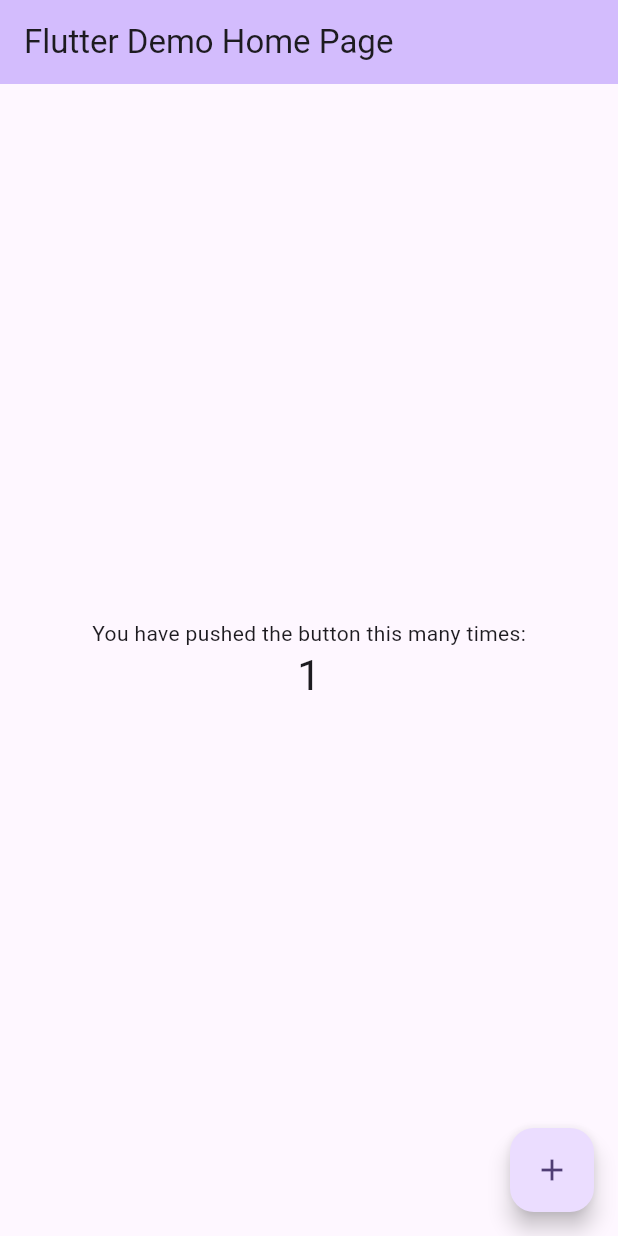
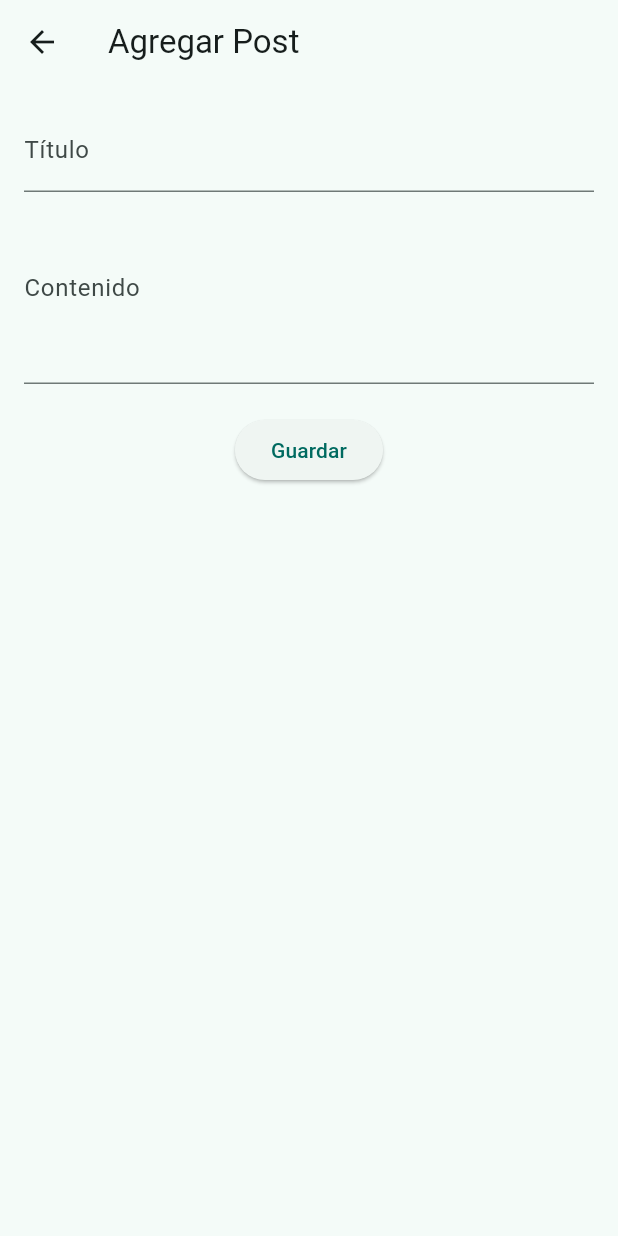
Before and after one commit to JepcDev/frontend_mobile_pt, a Flutter app: the screen it shows after launch, after a tap on the "add" icon, on a phone screen of 412 x 824 dp. Run offline on Flutter 3.47's test engine with Material 3 defaults, Android fonts, the light colour scheme and no system bars; network calls fail.

Commit message:
feat: add models, providers, screens, services, widgets to the app

```diff
--- a/lib/main.dart
+++ b/lib/main.dart
@@ -1,125 +1,24 @@
 import 'package:flutter/material.dart';
+import 'package:provider/provider.dart';
+import 'providers/post_provider.dart';
+import 'screens/post_list_screen.dart';
 
 void main() {
-  runApp(const MyApp());
+  runApp(MyApp());
 }
 
 class MyApp extends StatelessWidget {
   const MyApp({super.key});
 
-  // This widget is the root of your application.
   @override
   Widget build(BuildContext context) {
-    return MaterialApp(
-      title: 'Flutter Demo',
-      theme: ThemeData(
-        // This is the theme of your application.
-        //
-        // TRY THIS: Try running your application with "flutter run". You'll see
-        // the application has a purple toolbar. Then, without quitting the app,
-        // try changing the seedColor in the colorScheme below to Colors.green
-        // and then invoke "hot reload" (save your changes or press the "hot
-        // reload" button in a Flutter-supported IDE, or press "r" if you used
-        // the command line to start the app).
-        //
-        // Notice that the counter didn't reset back to zero; the application
-        // state is not lost during the reload. To reset the state, use hot
-        // restart instead.
-        //
-        // This works for code too, not just values: Most code changes can be
-        // tested with just a hot reload.
-        colorScheme: ColorScheme.fromSeed(seedColor: Colors.deepPurple),
-        useMaterial3: true,
+    return ChangeNotifierProvider(
+      create: (_) => PostProvider()..fetchPosts(),
+      child: MaterialApp(
+        title: 'Flutter Posts App',
+        theme: ThemeData(useMaterial3: true, colorSchemeSeed: Colors.teal),
+        home: PostListScreen(),
       ),
-      home: const MyHomePage(title: 'Flutter Demo Home Page'),
     );
   }
 }
-
-class MyHomePage extends StatefulWidget {
-  const MyHomePage({super.key, required this.title});
-
-  // This widget is the home page of your application. It is stateful, meaning
-  // that it has a State object (defined below) that contains fields that affect
-  // how it looks.
-
-  // This class is the configuration for the state. It holds the values (in this
-  // case the title) provided by the parent (in this case the App widget) and
-  // used by the build method of the State. Fields in a Widget subclass are
-  // always marked "final".
-
-  final String title;
-
-  @override
-  State<MyHomePage> createState() => _MyHomePageState();
-}
-
-class _MyHomePageState extends State<MyHomePage> {
-  int _counter = 0;
-
-  void _incrementCounter() {
-    setState(() {
-      // This call to setState tells the Flutter framework that something has
-      // changed in this State, which causes it to rerun the build method below
-      // so that the display can reflect the updated values. If we changed
-      // _counter without calling setState(), then the build method would not be
-      // called again, and so nothing would appear to happen.
-      _counter++;
-    });
-  }
-
-  @override
-  Widget build(BuildContext context) {
-    // This method is rerun every time setState is called, for instance as done
-    // by the _incrementCounter method above.
-    //
-    // The Flutter framework has been optimized to make rerunning build methods
-    // fast, so that you can just rebuild anything that needs updating rather
-    // than having to individually change instances of widgets.
-    return Scaffold(
-      appBar: AppBar(
-        // TRY THIS: Try changing the color here to a specific color (to
-        // Colors.amber, perhaps?) and trigger a hot reload to see the AppBar
-        // change color while the other colors stay the same.
-        backgroundColor: Theme.of(context).colorScheme.inversePrimary,
-        // Here we take the value from the MyHomePage object that was created by
-        // the App.build method, and use it to set our appbar title.
-        title: Text(widget.title),
-      ),
-      body: Center(
-        // Center is a layout widget. It takes a single child and positions it
-        // in the middle of the parent.
-        child: Column(
-          // Column is also a layout widget. It takes a list of children and
-          // arranges them vertically. By default, it sizes itself to fit its
-          // children horizontally, and tries to be as tall as its parent.
-          //
-          // Column has various properties to control how it sizes itself and
-          // how it positions its children. Here we use mainAxisAlignment to
-          // center the children vertically; the main axis here is the vertical
-          // axis because Columns are vertical (the cross axis would be
-          // horizontal).
-          //
-          // TRY THIS: Invoke "debug painting" (choose the "Toggle Debug Paint"
-          // action in the IDE, or press "p" in the console), to see the
-          // wireframe for each widget.
-          mainAxisAlignment: MainAxisAlignment.center,
-          children: <Widget>[
-            const Text(
-              'You have pushed the button this many times:',
-            ),
-            Text(
-              '$_counter',
-              style: Theme.of(context).textTheme.headlineMedium,
-            ),
-          ],
-        ),
-      ),
-      floatingActionButton: FloatingActionButton(
-        onPressed: _incrementCounter,
-        tooltip: 'Increment',
-        child: const Icon(Icons.add),
-      ), // This trailing comma makes auto-formatting nicer for build methods.
-    );
-  }
-}
--- /dev/null
+++ b/lib/models/post.dart
@@ -0,0 +1,27 @@
+class Post {
+  final int userId;
+  final int id;
+  final String title;
+  final String body;
+
+  Post(
+      {required this.userId,
+      required this.id,
+      required this.title,
+      required this.body});
+
+  factory Post.fromJson(Map<String, dynamic> json) {
+    return Post(
+      userId: json['userId'] ?? 1,
+      id: json['id'] ?? 0,
+      title: json['title'],
+      body: json['body'],
+    );
+  }
+
+  Map<String, dynamic> toJson() => {
+        'userId': userId,
+        'title': title,
+        'body': body,
+      };
+}
--- /dev/null
+++ b/lib/providers/post_provider.dart
@@ -0,0 +1,24 @@
+import 'package:flutter/material.dart';
+import '../models/post.dart';
+import '../services/api_service.dart';
+
+class PostProvider extends ChangeNotifier {
+  List<Post> _posts = [];
+  bool isLoading = false;
+
+  List<Post> get posts => _posts;
+
+  Future<void> fetchPosts() async {
+    isLoading = true;
+    notifyListeners();
+    _posts = await ApiService.getPosts();
+    isLoading = false;
+    notifyListeners();
+  }
+
+  Future<void> addPost(Post post) async {
+    final newPost = await ApiService.addPost(post);
+    _posts.insert(0, newPost);
+    notifyListeners();
+  }
+}
--- /dev/null
+++ b/lib/screens/add_post_screen.dart
@@ -0,0 +1,59 @@
+import 'package:flutter/material.dart';
+import 'package:provider/provider.dart';
+import '../models/post.dart';
+import '../providers/post_provider.dart';
+
+class AddPostScreen extends StatefulWidget {
+  const AddPostScreen({super.key});
+
+  @override
+  AddPostScreenState createState() {
+    return AddPostScreenState();
+  }
+}
+
+class AddPostScreenState extends State<AddPostScreen> {
+  final _formKey = GlobalKey<FormState>();
+  final _titleController = TextEditingController();
+  final _bodyController = TextEditingController();
+
+  void _submit() {
+    if (_formKey.currentState!.validate()) {
+      final newPost = Post(
+          userId: 1,
+          id: 0,
+          title: _titleController.text,
+          body: _bodyController.text);
+      Provider.of<PostProvider>(context, listen: false).addPost(newPost);
+      Navigator.pop(context);
+    }
+  }
+
+  @override
+  Widget build(BuildContext context) {
+    return Scaffold(
+      appBar: AppBar(title: Text('Agregar Post')),
+      body: Padding(
+        padding: EdgeInsets.all(16),
+        child: Form(
+          key: _formKey,
+          child: Column(children: [
+            TextFormField(
+              controller: _titleController,
+              decoration: InputDecoration(labelText: 'Título'),
+              validator: (value) => value!.isEmpty ? 'Campo requerido' : null,
+            ),
+            TextFormField(
+              controller: _bodyController,
+              decoration: InputDecoration(labelText: 'Contenido'),
+              validator: (value) => value!.isEmpty ? 'Campo requerido' : null,
+              maxLines: 4,
+            ),
+            SizedBox(height: 20),
+            ElevatedButton(onPressed: _submit, child: Text('Guardar'))
+          ]),
+        ),
+      ),
+    );
+  }
+}
--- /dev/null
+++ b/lib/screens/post_list_screen.dart
@@ -0,0 +1,44 @@
+import 'package:flutter/material.dart';
+import 'package:provider/provider.dart';
+import '../providers/post_provider.dart';
+import '../screens/add_post_screen.dart';
+import '../screens/comments_screen.dart';
+import '../widgets/post_tile.dart';
+
+class PostListScreen extends StatelessWidget {
+  const PostListScreen({super.key});
+
+  @override
+  Widget build(BuildContext context) {
+    final provider = Provider.of<PostProvider>(context);
+    return Scaffold(
+      appBar: AppBar(title: Text('Lista de Posts')),
+      body: provider.isLoading
+          ? Center(child: CircularProgressIndicator())
+          : ListView.builder(
+              itemCount: provider.posts.length,
+              itemBuilder: (context, index) {
+                final post = provider.posts[index];
+                return PostTile(
+                  post: post,
+                  onCommentsTap: () {
+                    Navigator.push(
+                      context,
+                      MaterialPageRoute(
+                        builder: (_) => CommentsScreen(postId: post.id),
+                      ),
+                    );
+                  },
+                );
+              },
+            ),
+      floatingActionButton: FloatingActionButton(
+        child: Icon(Icons.add),
+        onPressed: () => Navigator.push(
+          context,
+          MaterialPageRoute(builder: (_) => AddPostScreen()),
+        ),
+      ),
+    );
+  }
+}
--- /dev/null
+++ b/lib/services/api_service.dart
@@ -0,0 +1,44 @@
+import 'dart:convert';
+import 'package:http/http.dart' as http;
+import '../models/post.dart';
+import '../models/comment.dart';
+
+class ApiService {
+  static const String baseUrl = 'https://jsonplaceholder.typicode.com';
+
+  static Future<List<Post>> getPosts() async {
+    final response = await http.get(Uri.parse('$baseUrl/posts'));
+    if (response.statusCode == 200) {
+      return (json.decode(response.body) as List)
+          .map((e) => Post.fromJson(e))
+          .toList();
+    } else {
+      throw Exception('Error al cargar posts');
+    }
+  }
+
+  static Future<List<Comment>> getComments(int postId) async {
+    final response =
+        await http.get(Uri.parse('$baseUrl/comments?postId=$postId'));
+    if (response.statusCode == 200) {
+      return (json.decode(response.body) as List)
+          .map((e) => Comment.fromJson(e))
+          .toList();
+    } else {
+      throw Exception('Error al cargar comentarios');
+    }
+  }
+
+  static Future<Post> addPost(Post post) async {
+    final response = await http.post(
+      Uri.parse('$baseUrl/posts'),
+      headers: {'Content-Type': 'application/json; charset=UTF-8'},
+      body: json.encode(post.toJson()),
+    );
+    if (response.statusCode == 201) {
+      return Post.fromJson(json.decode(response.body));
+    } else {
+      throw Exception('Error al crear post');
+    }
+  }
+}
--- /dev/null
+++ b/lib/widgets/post_tile.dart
@@ -0,0 +1,24 @@
+import 'package:flutter/material.dart';
+import '../models/post.dart';
+
+class PostTile extends StatelessWidget {
+  final Post post;
+  final VoidCallback onCommentsTap;
+
+  const PostTile({super.key, required this.post, required this.onCommentsTap});
+
+  @override
+  Widget build(BuildContext context) {
+    return Card(
+      margin: EdgeInsets.all(8),
+      child: ListTile(
+        title: Text(post.title),
+        subtitle: Text(post.body, maxLines: 2, overflow: TextOverflow.ellipsis),
+        trailing: IconButton(
+          icon: Icon(Icons.comment),
+          onPressed: onCommentsTap,
+        ),
+      ),
+    );
+  }
+}
--- a/pubspec.yaml
+++ b/pubspec.yaml
@@ -2,7 +2,7 @@ name: frontend_mobile_pt
 description: "A new Flutter project."
 # The following line prevents the package from being accidentally published to
 # pub.dev using `flutter pub publish`. This is preferred for private packages.
-publish_to: 'none' # Remove this line if you wish to publish to pub.dev
+publish_to: "none" # Remove this line if you wish to publish to pub.dev
 
 # The following defines the version and build number for your application.
 # A version number is three numbers separated by dots, like 1.2.43
@@ -34,6 +34,8 @@ dependencies:
   # The following adds the Cupertino Icons font to your application.
   # Use with the CupertinoIcons class for iOS style icons.
   cupertino_icons: ^1.0.8
+  http: ^1.4.0
+  provider: ^6.1.1
 
 dev_dependencies:
   flutter_test:
@@ -51,7 +53,6 @@ dev_dependencies:
 
 # The following section is specific to Flutter packages.
 flutter:
-
   # The following line ensures that the Material Icons font is
   # included with your application, so that you can use the icons in
   # the material Icons class.
```
Also changed, not shown: lib/models/comment.dart (added, +24 -0 lines), lib/screens/comments_screen.dart (added, +41 -0 lines), pubspec.lock.
